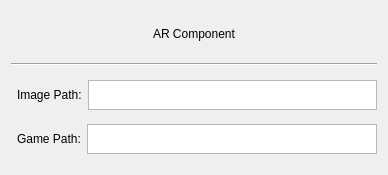
Old version of the form desktop app/project/resources/ARComponentWidget.ui in the repository BenitezDev/GymkhanaCreator.
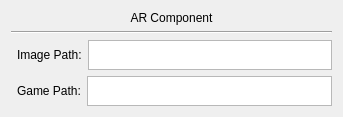
New version of the form.

Commit message: parse widgets working fino filipino

Patch:
```diff
--- a/desktop app/project/resources/ARComponentWidget.ui
+++ b/desktop app/project/resources/ARComponentWidget.ui
@@ -6,8 +6,8 @@
    <rect>
     <x>0</x>
     <y>0</y>
-    <width>388</width>
-    <height>175</height>
+    <width>343</width>
+    <height>117</height>
    </rect>
   </property>
   <property name="windowTitle">
```
The commit also changes 6 other files.
